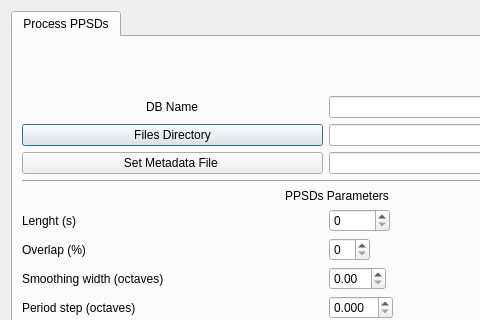
Qt form isp/resources/designer_uis/PPSD_DBGeneratorDialog.ui (ProjectISP/ISP) before a commit; both pictures show x 0 to 480 and y 0 to 320 of the 674 by 505 pixel window.
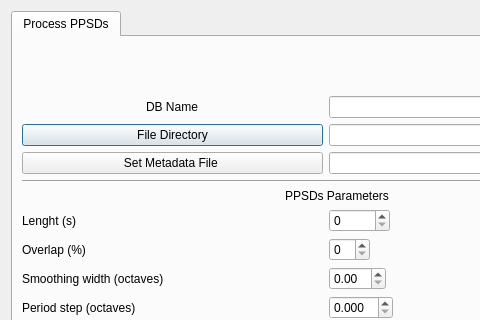
The same form after that commit.

```diff
--- a/isp/resources/designer_uis/PPSD_DBGeneratorDialog.ui
+++ b/isp/resources/designer_uis/PPSD_DBGeneratorDialog.ui
@@ -171,7 +171,7 @@
          <item row="1" column="0" colspan="2">
           <widget class="QPushButton" name="selectDirBtn">
            <property name="text">
-            <string>Files Directory</string>
+            <string>File Directory</string>
            </property>
           </widget>
          </item>
```
